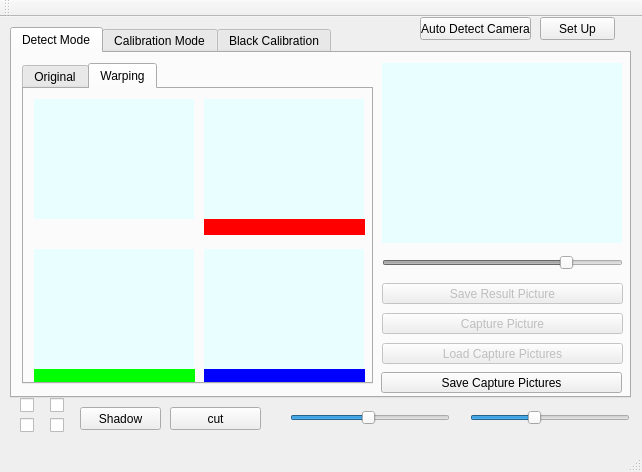
Qt form mainwindow.ui (Chia-ChunHsu/MicroCapture) before a commit.
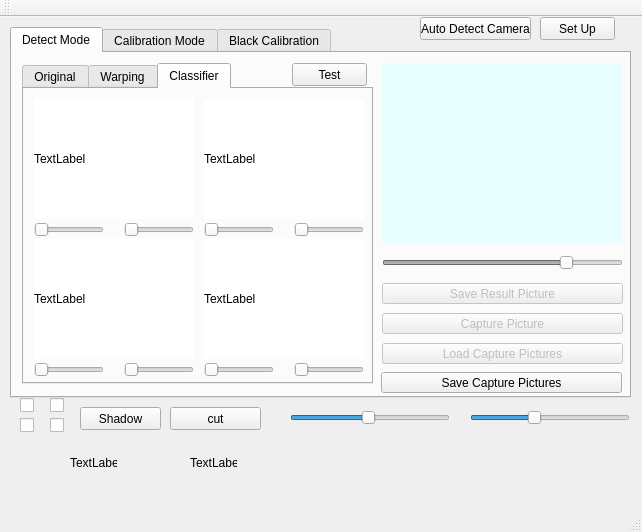
The same form after that commit.

Diff of the .ui file:
```diff
--- a/mainwindow.ui
+++ b/mainwindow.ui
@@ -7,7 +7,7 @@
     <x>0</x>
     <y>0</y>
     <width>642</width>
-    <height>472</height>
+    <height>532</height>
    </rect>
   </property>
   <property name="windowTitle">
@@ -88,7 +88,7 @@
        </rect>
       </property>
       <property name="currentIndex">
-       <number>1</number>
+       <number>2</number>
       </property>
       <widget class="QWidget" name="tab_2">
        <attribute name="title">
@@ -276,6 +276,203 @@
         </property>
        </widget>
       </widget>
+      <widget class="QWidget" name="tab_4">
+       <attribute name="title">
+        <string>Classifier</string>
+       </attribute>
+       <widget class="QLabel" name="classlabel1">
+        <property name="geometry">
+         <rect>
+          <x>10</x>
+          <y>10</y>
+          <width>160</width>
+          <height>120</height>
+         </rect>
+        </property>
+        <property name="styleSheet">
+         <string notr="true">background-color: rgb(255, 255, 255);</string>
+        </property>
+        <property name="text">
+         <string>TextLabel</string>
+        </property>
+       </widget>
+       <widget class="QLabel" name="classlabel2">
+        <property name="geometry">
+         <rect>
+          <x>180</x>
+          <y>10</y>
+          <width>160</width>
+          <height>120</height>
+         </rect>
+        </property>
+        <property name="styleSheet">
+         <string notr="true">background-color: rgb(255, 255, 255);</string>
+        </property>
+        <property name="text">
+         <string>TextLabel</string>
+        </property>
+       </widget>
+       <widget class="QLabel" name="classlabel3">
+        <property name="geometry">
+         <rect>
+          <x>10</x>
+          <y>150</y>
+          <width>160</width>
+          <height>120</height>
+         </rect>
+        </property>
+        <property name="styleSheet">
+         <string notr="true">background-color: rgb(255, 255, 255);</string>
+        </property>
+        <property name="text">
+         <string>TextLabel</string>
+        </property>
+       </widget>
+       <widget class="QLabel" name="classlabel4">
+        <property name="geometry">
+         <rect>
+          <x>180</x>
+          <y>150</y>
+          <width>160</width>
+          <height>120</height>
+         </rect>
+        </property>
+        <property name="styleSheet">
+         <string notr="true">background-color: rgb(255, 255, 255);</string>
+        </property>
+        <property name="text">
+         <string>TextLabel</string>
+        </property>
+       </widget>
+       <widget class="QSlider" name="hclassslider1">
+        <property name="geometry">
+         <rect>
+          <x>10</x>
+          <y>130</y>
+          <width>70</width>
+          <height>22</height>
+         </rect>
+        </property>
+        <property name="maximum">
+         <number>255</number>
+        </property>
+        <property name="orientation">
+         <enum>Qt::Horizontal</enum>
+        </property>
+       </widget>
+       <widget class="QSlider" name="hclassslider2">
+        <property name="geometry">
+         <rect>
+          <x>180</x>
+          <y>130</y>
+          <width>70</width>
+          <height>22</height>
+         </rect>
+        </property>
+        <property name="maximum">
+         <number>255</number>
+        </property>
+        <property name="orientation">
+         <enum>Qt::Horizontal</enum>
+        </property>
+       </widget>
+       <widget class="QSlider" name="hclassslider3">
+        <property name="geometry">
+         <rect>
+          <x>10</x>
+          <y>270</y>
+          <width>70</width>
+          <height>22</height>
+         </rect>
+        </property>
+        <property name="maximum">
+         <number>255</number>
+        </property>
+        <property name="orientation">
+         <enum>Qt::Horizontal</enum>
+        </property>
+       </widget>
+       <widget class="QSlider" name="hclassslider4">
+        <property name="geometry">
+         <rect>
+          <x>180</x>
+          <y>270</y>
+          <width>70</width>
+          <height>22</height>
+         </rect>
+        </property>
+        <property name="maximum">
+         <number>255</number>
+        </property>
+        <property name="orientation">
+         <enum>Qt::Horizontal</enum>
+        </property>
+       </widget>
+       <widget class="QSlider" name="iclassslider1">
+        <property name="geometry">
+         <rect>
+          <x>100</x>
+          <y>130</y>
+          <width>70</width>
+          <height>22</height>
+         </rect>
+        </property>
+        <property name="maximum">
+         <number>255</number>
+        </property>
+        <property name="orientation">
+         <enum>Qt::Horizontal</enum>
+        </property>
+       </widget>
+       <widget class="QSlider" name="iclassslider2">
+        <property name="geometry">
+         <rect>
+          <x>270</x>
+          <y>130</y>
+          <width>70</width>
+          <height>22</height>
+         </rect>
+        </property>
+        <property name="maximum">
+         <number>255</number>
+        </property>
+        <property name="orientation">
+         <enum>Qt::Horizontal</enum>
+        </property>
+       </widget>
+       <widget class="QSlider" name="iclassslider3">
+        <property name="geometry">
+         <rect>
+          <x>100</x>
+          <y>270</y>
+          <width>70</width>
+          <height>22</height>
+         </rect>
+        </property>
+        <property name="maximum">
+         <number>255</number>
+        </property>
+        <property name="orientation">
+         <enum>Qt::Horizontal</enum>
+        </property>
+       </widget>
+       <widget class="QSlider" name="iclassslider4">
+        <property name="geometry">
+         <rect>
+          <x>270</x>
+          <y>270</y>
+          <width>70</width>
+          <height>22</height>
+         </rect>
+        </property>
+        <property name="maximum">
+         <number>255</number>
+        </property>
+        <property name="orientation">
+         <enum>Qt::Horizontal</enum>
+        </property>
+       </widget>
+      </widget>
      </widget>
      <widget class="QPushButton" name="saveResultButtom">
       <property name="enabled">
@@ -328,6 +525,19 @@
        <string>Save Capture Pictures</string>
       </property>
      </widget>
+     <widget class="QPushButton" name="TestButton">
+      <property name="geometry">
+       <rect>
+        <x>280</x>
+        <y>10</y>
+        <width>75</width>
+        <height>23</height>
+       </rect>
+      </property>
+      <property name="text">
+       <string>Test</string>
+      </property>
+     </widget>
     </widget>
     <widget class="QWidget" name="CalibrationTab">
      <attribute name="title">
@@ -821,6 +1031,32 @@
      <enum>Qt::Horizontal</enum>
     </property>
    </widget>
+   <widget class="QLabel" name="showlabel1">
+    <property name="geometry">
+     <rect>
+      <x>70</x>
+      <y>440</y>
+      <width>47</width>
+      <height>12</height>
+     </rect>
+    </property>
+    <property name="text">
+     <string>TextLabel</string>
+    </property>
+   </widget>
+   <widget class="QLabel" name="showlabel2">
+    <property name="geometry">
+     <rect>
+      <x>190</x>
+      <y>440</y>
+      <width>47</width>
+      <height>12</height>
+     </rect>
+    </property>
+    <property name="text">
+     <string>TextLabel</string>
+    </property>
+   </widget>
   </widget>
   <widget class="QMenuBar" name="menuBar">
    <property name="geometry">
```
Left out of the diff: 4 changed lines with no effect on the pictures.
